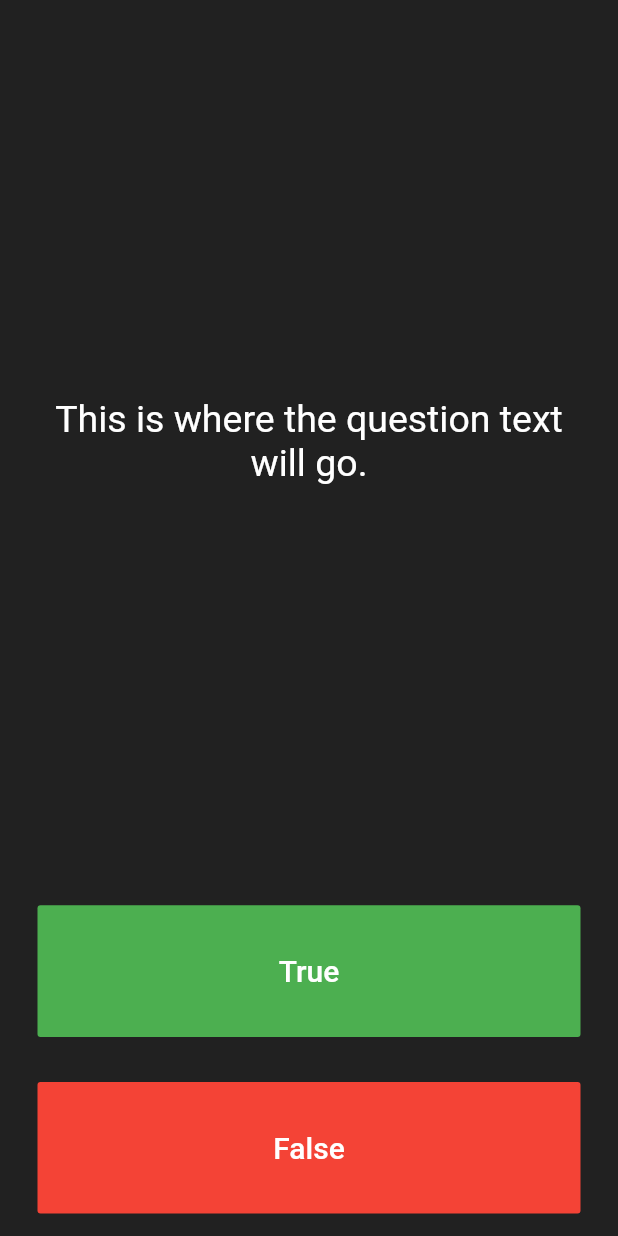
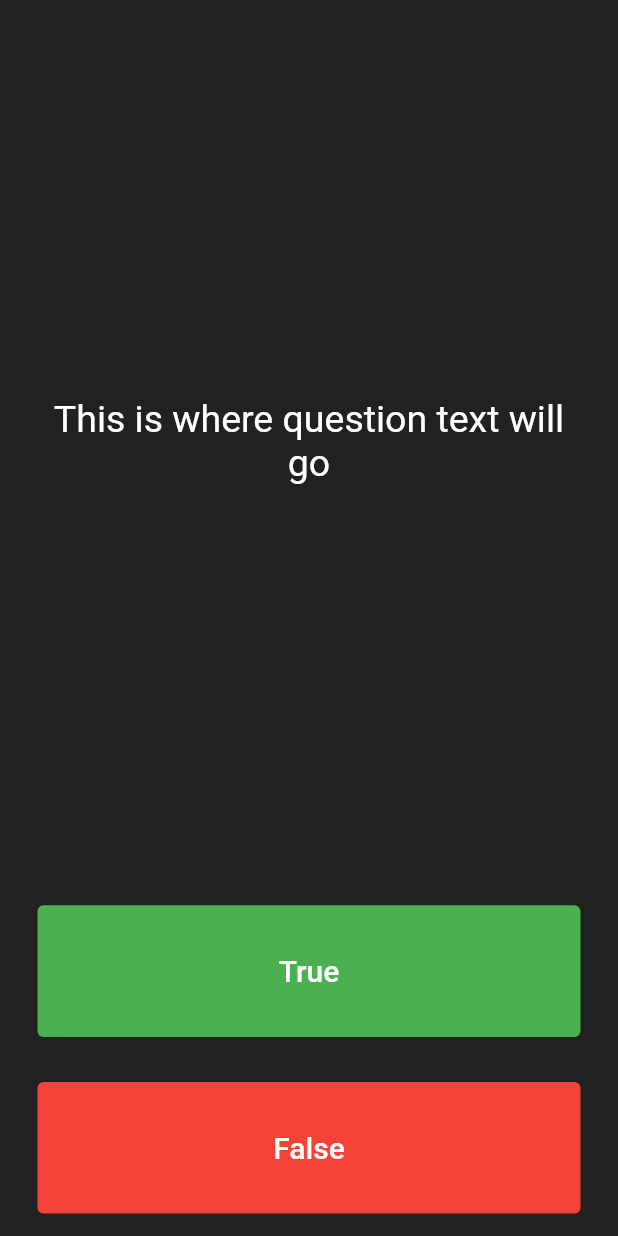
Before and after one commit to londonappbrewery/quizzler-flutter, a Flutter app: the screen it shows after launch, after a tap on "True", on a phone screen of 412 x 824 dp. Run offline on Flutter 3.47's test engine with Material 2 defaults, Android fonts, the phone set to English and light mode, and no system bars.

Commit message:
Updated main.dart to make it compatible with latest flutter version
Updated to use TextButton instead of FlatButton

```diff
--- a/lib/main.dart
+++ b/lib/main.dart
@@ -1,19 +1,22 @@
+import 'package:flutter/cupertino.dart';
 import 'package:flutter/material.dart';
 
-void main() => runApp(Quizzler());
+void main() {
+  runApp(Quizzler());
+}
 
 class Quizzler extends StatelessWidget {
+  // This widget is the root of your application.
   @override
   Widget build(BuildContext context) {
     return MaterialApp(
       home: Scaffold(
         backgroundColor: Colors.grey.shade900,
         body: SafeArea(
-          child: Padding(
-            padding: EdgeInsets.symmetric(horizontal: 10.0),
-            child: QuizPage(),
-          ),
-        ),
+            child: Padding(
+          padding: EdgeInsets.symmetric(horizontal: 10.0),
+          child: QuizPage(),
+        )),
       ),
     );
   }
@@ -30,14 +33,14 @@ class _QuizPageState extends State<QuizPage> {
     return Column(
       mainAxisAlignment: MainAxisAlignment.spaceBetween,
       crossAxisAlignment: CrossAxisAlignment.stretch,
-      children: <Widget>[
+      children: [
         Expanded(
           flex: 5,
           child: Padding(
-            padding: EdgeInsets.all(10.0),
+            padding: EdgeInsets.all(15.0),
             child: Center(
               child: Text(
-                'This is where the question text will go.',
+                'This is where question text will go',
                 textAlign: TextAlign.center,
                 style: TextStyle(
                   fontSize: 25.0,
@@ -50,9 +53,13 @@ class _QuizPageState extends State<QuizPage> {
         Expanded(
           child: Padding(
             padding: EdgeInsets.all(15.0),
-            child: FlatButton(
-              textColor: Colors.white,
-              color: Colors.green,
+            child: TextButton(
+              style: ButtonStyle(
+                backgroundColor: MaterialStateProperty.all(Colors.green),
+              ),
+              onPressed: () {
+                //The user picked true.
+              },
               child: Text(
                 'True',
                 style: TextStyle(
@@ -60,27 +67,26 @@ class _QuizPageState extends State<QuizPage> {
                   fontSize: 20.0,
                 ),
               ),
-              onPressed: () {
-                //The user picked true.
-              },
             ),
           ),
         ),
         Expanded(
           child: Padding(
             padding: EdgeInsets.all(15.0),
-            child: FlatButton(
-              color: Colors.red,
-              child: Text(
-                'False',
-                style: TextStyle(
-                  fontSize: 20.0,
-                  color: Colors.white,
-                ),
+            child: TextButton(
+              style: ButtonStyle(
+                backgroundColor: MaterialStateProperty.all(Colors.red),
               ),
               onPressed: () {
                 //The user picked false.
               },
+              child: Text(
+                'False',
+                style: TextStyle(
+                  color: Colors.white,
+                  fontSize: 20.0,
+                ),
+              ),
             ),
           ),
         ),
```
